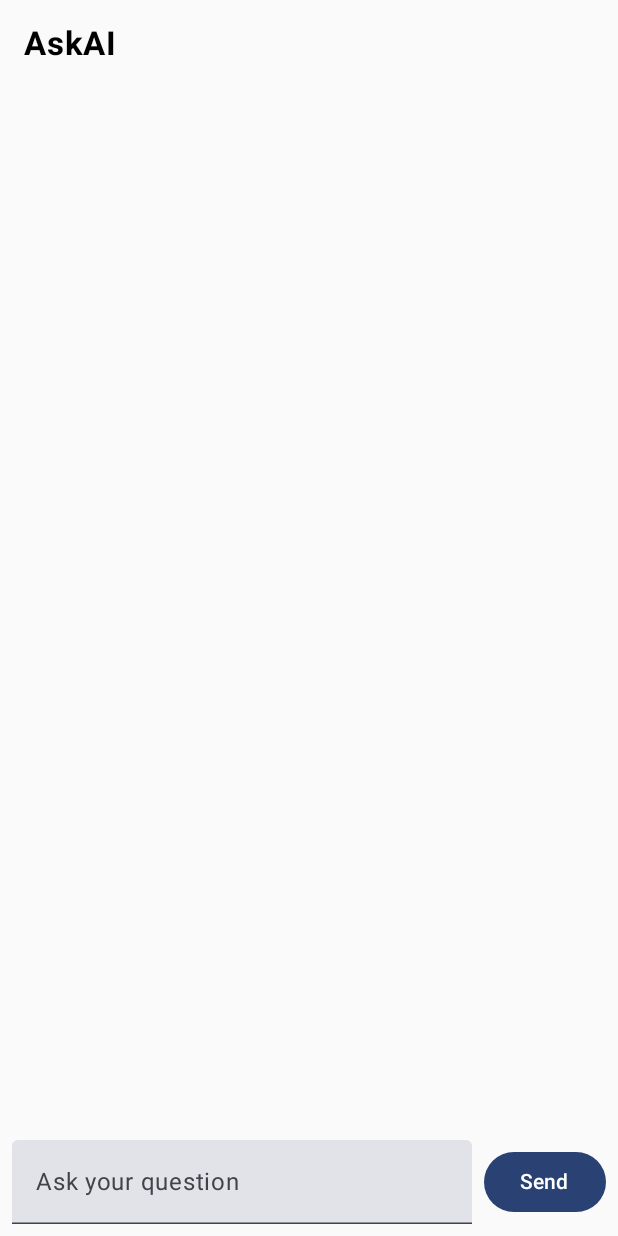
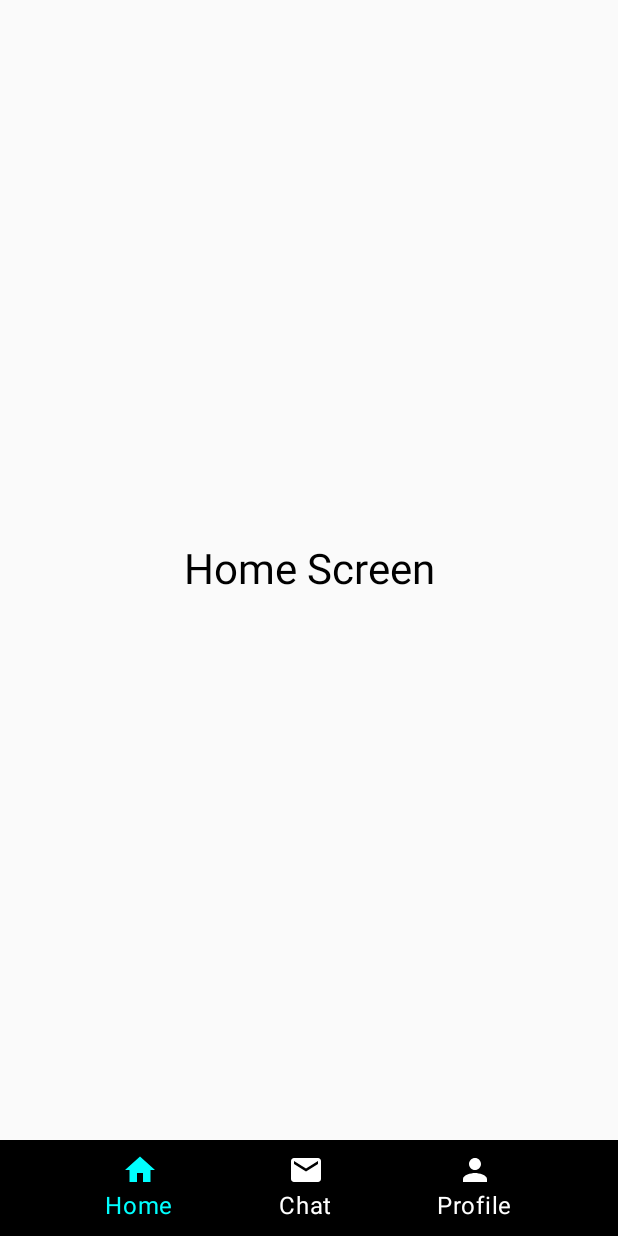
Before and after one commit to dattabodkhe/Ask-Ai, an Android app built with Jetpack Compose: the screen it shows after launch (MainActivity), on a phone screen of 412 x 824 dp. Run offline under Robolectric (Android 15) with nearby library versions, the phone set to English and light mode, and no system bars.

Commit message:
feat : homeScr with BottomBar base structure

```diff
--- a/app/build.gradle.kts
+++ b/app/build.gradle.kts
@@ -50,6 +50,8 @@ dependencies {
     implementation(libs.androidx.compose.ui.graphics)
     implementation(libs.androidx.compose.ui.tooling.preview)
     implementation(libs.androidx.compose.material3)
+    implementation(libs.generativeai)
+    implementation(libs.androidx.compose.foundation)
     testImplementation(libs.junit)
     androidTestImplementation(libs.androidx.junit)
     androidTestImplementation(libs.androidx.espresso.core)
@@ -57,4 +59,6 @@ dependencies {
     androidTestImplementation(libs.androidx.compose.ui.test.junit4)
     debugImplementation(libs.androidx.compose.ui.tooling)
     debugImplementation(libs.androidx.compose.ui.test.manifest)
+    implementation("androidx.navigation:navigation-compose:2.7.7")
+
 }
--- a/app/src/main/java/com/example/learningai/MainActivity.kt
+++ b/app/src/main/java/com/example/learningai/MainActivity.kt
@@ -3,24 +3,18 @@ package com.example.learningai
 import android.os.Bundle
 import androidx.activity.ComponentActivity
 import androidx.activity.compose.setContent
-import androidx.activity.enableEdgeToEdge
-import androidx.compose.foundation.layout.fillMaxSize
-import androidx.compose.foundation.layout.padding
-import androidx.compose.material3.Scaffold
-import androidx.compose.material3.Text
-import androidx.compose.runtime.Composable
-import androidx.compose.ui.Modifier
-import androidx.compose.ui.tooling.preview.Preview
 import com.example.learningai.ui.theme.LearningAiTheme
 import com.example.learningai.user.UserInputSCR
+import androidx.core.view.WindowCompat
+import com.example.learningai.user.HomeScreen
 
 class MainActivity : ComponentActivity() {
     override fun onCreate(savedInstanceState: Bundle?) {
         super.onCreate(savedInstanceState)
-        enableEdgeToEdge()
+
         setContent {
             LearningAiTheme {
-                UserInputSCR()
+                HomeScreen()
             }
         }
     }
--- /dev/null
+++ b/app/src/main/java/com/example/learningai/nav/BottomAppBar.kt
@@ -0,0 +1,78 @@
+package com.example.learningai.ui.nav
+
+import androidx.compose.foundation.background
+import androidx.compose.foundation.clickable
+import androidx.compose.foundation.layout.*
+import androidx.compose.material.icons.Icons
+
+import androidx.compose.material.icons.filled.Email
+import androidx.compose.material.icons.filled.Home
+import androidx.compose.material.icons.filled.Person
+import androidx.compose.material3.Icon
+import androidx.compose.material3.Text
+import androidx.compose.runtime.Composable
+import androidx.compose.ui.Alignment
+import androidx.compose.ui.Modifier
+import androidx.compose.ui.graphics.Color
+import androidx.compose.ui.graphics.vector.ImageVector
+import androidx.compose.ui.unit.dp
+
+@Composable
+fun AppBottomBar(
+    selectedTab: Int,
+    onTabSelected: (Int) -> Unit
+) {
+    Row(
+        modifier = Modifier
+            .fillMaxWidth()
+            .height(64.dp)
+            .background(Color.Black),
+        horizontalArrangement = Arrangement.SpaceEvenly,
+        verticalAlignment = Alignment.CenterVertically
+    ) {
+
+        BottomItem(
+            icon = Icons.Default.Home,
+            label = "Home",
+            selected = selectedTab == 0,
+            onClick = { onTabSelected(0) }
+        )
+
+        BottomItem(
+            icon = Icons.Default.Email,
+            label = "Chat",
+            selected = selectedTab == 1,
+            onClick = { onTabSelected(1) }
+        )
+
+        BottomItem(
+            icon = Icons.Default.Person,
+            label = "Profile",
+            selected = selectedTab == 2,
+            onClick = { onTabSelected(2) }
+        )
+    }
+}
+
+@Composable
+fun BottomItem(
+    icon: ImageVector,
+    label: String,
+    selected: Boolean,
+    onClick: () -> Unit
+) {
+    Column(
+        horizontalAlignment = Alignment.CenterHorizontally,
+        modifier = Modifier.clickable { onClick() }
+    ) {
+        Icon(
+            imageVector = icon,
+            contentDescription = label,
+            tint = if (selected) Color.Cyan else Color.White
+        )
+        Text(
+            text = label,
+            color = if (selected) Color.Cyan else Color.White
+        )
+    }
+}
--- /dev/null
+++ b/app/src/main/java/com/example/learningai/user/HomeSCR.kt
@@ -0,0 +1,41 @@
+package com.example.learningai.user
+
+
+
+import androidx.compose.foundation.layout.*
+import androidx.compose.material3.*
+import androidx.compose.runtime.*
+import androidx.compose.ui.Alignment
+import androidx.compose.ui.Modifier
+import androidx.compose.ui.unit.dp
+import com.example.learningai.ui.nav.AppBottomBar
+
+@Composable
+fun HomeScreen() {
+
+    var selectedTab by remember { mutableStateOf(0) }
+
+    Column(
+        modifier = Modifier.fillMaxSize()
+    ) {
+
+        // 🔹 TOP CONTENT (HOME UI)
+        Box(
+            modifier = Modifier
+                .weight(1f)
+                .fillMaxWidth(),
+            contentAlignment = Alignment.Center
+        ) {
+            Text(
+                text = "Home Screen",
+                style = MaterialTheme.typography.headlineMedium
+            )
+        }
+
+        // 🔹 BOTTOM BAR
+        AppBottomBar(
+            selectedTab = selectedTab,
+            onTabSelected = { selectedTab = it }
+        )
+    }
+}
--- /dev/null
+++ b/app/src/main/res/drawable/outline_chat_24.xml
@@ -0,0 +1,5 @@
+<vector xmlns:android="http://schemas.android.com/apk/res/android" android:autoMirrored="true" android:height="1000dp" android:tint="#000000" android:viewportHeight="960" android:viewportWidth="960" android:width="1000dp">
+
+    <path android:fillColor="@android:color/white" android:pathData="M240,560L560,560L560,480L240,480L240,560ZM240,440L720,440L720,360L240,360L240,440ZM240,320L720,320L720,240L240,240L240,320ZM80,880L80,160Q80,127 103.5,103.5Q127,80 160,80L800,80Q833,80 856.5,103.5Q880,127 880,160L880,640Q880,673 856.5,696.5Q833,720 800,720L240,720L80,880ZM206,640L800,640Q800,640 800,640Q800,640 800,640L800,160Q800,160 800,160Q800,160 800,160L160,160Q160,160 160,160Q160,160 160,160L160,685L206,640ZM160,640L160,640L160,160Q160,160 160,160Q160,160 160,160L160,160Q160,160 160,160Q160,160 160,160L160,640Q160,640 160,640Q160,640 160,640Z"/>
+
+</vector>
--- a/gradle/libs.versions.toml
+++ b/gradle/libs.versions.toml
@@ -8,6 +8,8 @@ espressoCore = "3.7.0"
 lifecycleRuntimeKtx = "2.10.0"
 activityCompose = "1.12.2"
 composeBom = "2024.09.00"
+generativeai = "0.9.0"
+foundation = "1.10.0"
 
 [libraries]
 androidx-core-ktx = { group = "androidx.core", name = "core-ktx", version.ref = "coreKtx" }
@@ -24,6 +26,8 @@ androidx-compose-ui-tooling-preview = { group = "androidx.compose.ui", name = "u
 androidx-compose-ui-test-manifest = { group = "androidx.compose.ui", name = "ui-test-manifest" }
 androidx-compose-ui-test-junit4 = { group = "androidx.compose.ui", name = "ui-test-junit4" }
 androidx-compose-material3 = { group = "androidx.compose.material3", name = "material3" }
+generativeai = { group = "com.google.ai.client.generativeai", name = "generativeai", version.ref = "generativeai" }
+androidx-compose-foundation = { group = "androidx.compose.foundation", name = "foundation", version.ref = "foundation" }
 
 [plugins]
 android-application = { id = "com.android.application", version.ref = "agp" }
```
Also changed, not shown: app/src/main/AndroidManifest.xml (+6 -6 lines), app/src/main/java/com/example/learningai/home/HomeSCR.kt (added, +88 -0 lines), app/src/main/java/com/example/learningai/home/OptionItem.kt (added, +38 -0 lines), app/src/main/java/com/example/learningai/home/QuestionCard.kt (added, +48 -0 lines), app/src/main/java/com/example/learningai/model/Questions.kt (added, +8 -0 lines), app/src/main/java/com/example/learningai/nav/AppNavGraph.kt (added, +28 -0 lines), app/src/main/java/com/example/learningai/nav/BottomNavItem.kt (added, +9 -0 lines), app/src/main/java/com/example/learningai/nav/MainScren.kt (added, +41 -0 lines), app/src/main/java/com/example/learningai/nav/Routes.kt (added, +7 -0 lines), app/src/main/java/com/example/learningai/user/ChatInputBar.kt (added, +47 -0 lines), app/src/main/java/com/example/learningai/user/UserInputSCR.kt (+37 -38 lines), app/src/main/java/com/example/learningai/user/UserProfileSCR.kt (added, +89 -0 lines).
